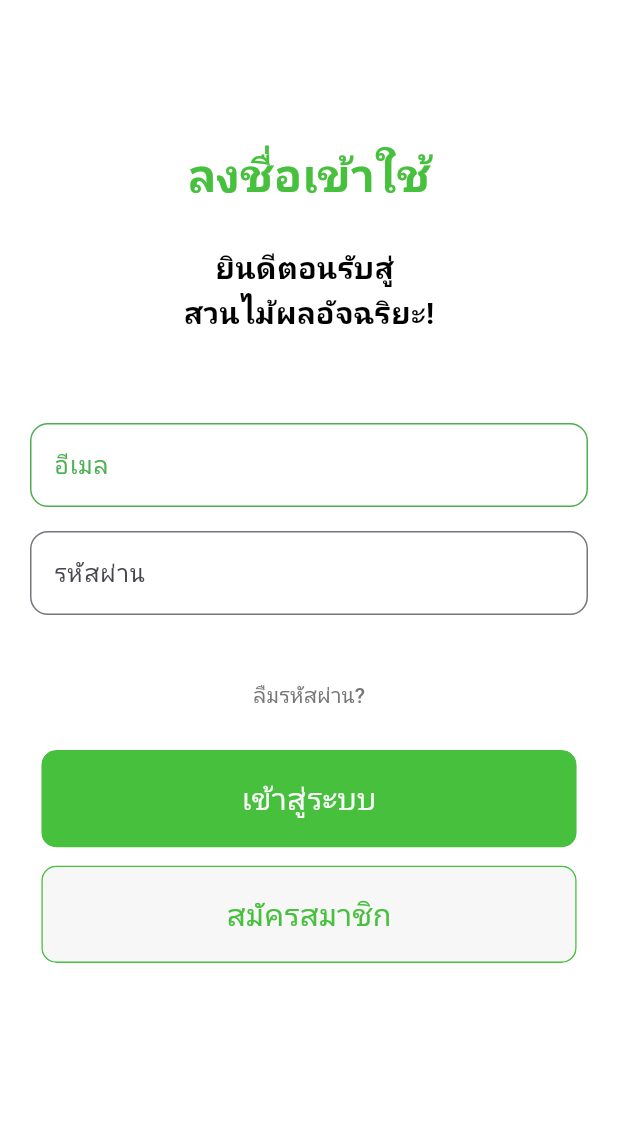
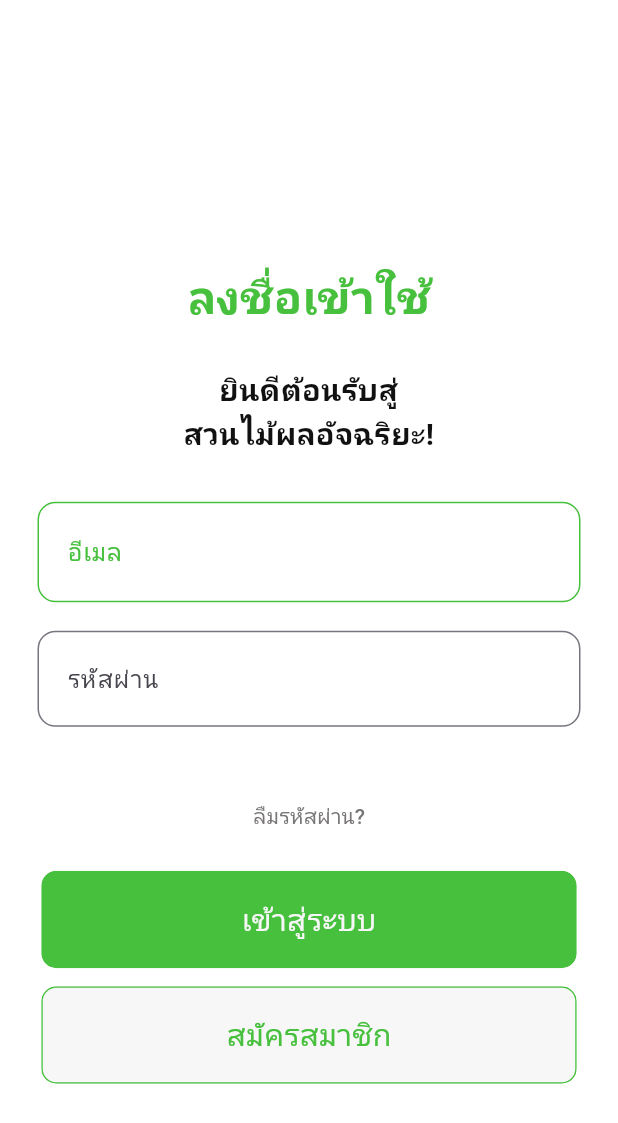
Before and after one commit to Praewawawa/chemicalsprayingchemicalspraying-App, a Flutter app: the LoginPage screen opened by its route, on a phone screen of 412 x 824 dp. Shown: the top 1123 px of the screen. Run offline on Flutter 3.47's test engine with Material 3 defaults, Android fonts, the phone set to English and light mode, and no system bars; our stand-ins replace auto_route, flutter_bloc, flutter_map, google_maps_flutter, latlong2, percent_indicator and 1 more; accounts and stored records are empty.

Commit message:
Initial commit

```diff
--- a/lib/constants/colors.dart
+++ b/lib/constants/colors.dart
@@ -3,6 +3,6 @@ import 'package:flutter/material.dart';
 const Color mainColor = Color.fromRGBO(71, 192, 61, 1); // สีหลัก
 const Color mainColorLight = Color.fromRGBO(71, 192, 61, 0.5); // สีหลักอ่อน
 const Color whiteColor = Color.fromRGBO(247, 247, 247, 1); // สีขาว
-const Color blackColor = Color.fromRGBO(247, 247, 247, 1); // สีดำ
+const Color blackColor = Color.fromRGBO(17, 17, 17, 100); // สีดำ
 const Color grayColor = Color.fromRGBO(74, 74, 74, 1); // สีเทา
 const Color redColor = Color.fromRGBO(241, 52, 55, 1); // สีแดง
--- a/lib/screen/createaccount.dart
+++ b/lib/screen/createaccount.dart
@@ -3,6 +3,7 @@ import 'package:flutter/material.dart';
 import 'package:chemicalspraying/components/app_button.dart';
 import 'package:chemicalspraying/router/routes.gr.dart';
 import 'package:chemicalspraying/components/cardInfo.dart';
+import 'package:chemicalspraying/constants/colors.dart';
 
 @RoutePage( name: 'CreateAccountRoute')
 class CreateAccountPage extends StatelessWidget {
@@ -158,7 +159,7 @@ Widget build(BuildContext context) {
                         mainAxisSize: MainAxisSize.min,
                         children: [
                           const Icon(Icons.check_circle,
-                              color: Colors.green, size: 60),
+                              color: mainColor, size: 40),
                           const SizedBox(height: 16),
                           const Text(
                             'สมัครสมาชิกสำเร็จ!',
@@ -174,7 +175,7 @@ Widget build(BuildContext context) {
                                 },
                                 style: ElevatedButton.styleFrom(
                                   backgroundColor: Colors.grey[300],
-                                  minimumSize: const Size(129, 42),
+                                  minimumSize: const Size(115, 42),
                                   shape: RoundedRectangleBorder(
                                     borderRadius: BorderRadius.circular(8.42),
                                   ),
@@ -188,8 +189,8 @@ Widget build(BuildContext context) {
                                   context.router.replaceNamed('/otplogin');
                                 },
                                 style: ElevatedButton.styleFrom(
-                                  backgroundColor: Colors.green,
-                                  minimumSize: const Size(129, 42),
+                                  backgroundColor: mainColor,
+                                  minimumSize: const Size(115, 42),
                                   shape: RoundedRectangleBorder(
                                     borderRadius: BorderRadius.circular(8.42),
                                   ),
--- a/lib/screen/login.dart
+++ b/lib/screen/login.dart
@@ -3,240 +3,140 @@ import 'package:flutter/material.dart';
 import 'package:flutter/widgets.dart';
 import 'package:chemicalspraying/router/routes.gr.dart'; // เปลี่ยน your_app_name ให้ตรงกับชื่อโปรเจกต์
 import 'package:chemicalspraying/components/app_button.dart';
+import 'package:chemicalspraying/constants/colors.dart'; // เปลี่ยนให้ตรงกับที่เก็บสีในโปรเจกต์ของคุณ
 
 
 @RoutePage()
 class LoginPage extends StatelessWidget {
   const LoginPage({super.key});
-
 @override
 Widget build(BuildContext context) {
-    var _emailController;
-    var _passwordController;
+  // ✅ ประกาศ Controller ไว้ด้านบน
+  final TextEditingController _emailController = TextEditingController();
+  final TextEditingController _passwordController = TextEditingController();
+
   return Scaffold(
     backgroundColor: Colors.white,
-      body: SingleChildScrollView(
+    body: Center( // ✅ จัดกลางทั้งแนวตั้งแนวนอน
+      child: SingleChildScrollView(
         child: Padding(
           padding: const EdgeInsets.all(20.0),
           child: Form(
             child: Column(
+              crossAxisAlignment: CrossAxisAlignment.center, // ตรงกลางแนวนอน
+              mainAxisSize: MainAxisSize.min,
               children: <Widget>[
-                SizedBox(
-                  height: 75,
-                ),
-                Container(
-                  child: Text(
+                const SizedBox(height: 75),
+                Text(
                   "ลงชื่อเข้าใช้",
                   style: TextStyle(
                     fontWeight: FontWeight.bold,
-                        color: Color.fromRGBO(71, 192, 61, 1),
-                        fontSize: 30),
+                    color: mainColor,
+                    fontSize: 30,
                   ),
                 ),
-                SizedBox(
-                  height: 26,
-                ),
-                Container(
-                  child: Text(
-                    '\t\t\t\t'"ยินดีตอนรับสู่\nสวนไม้ผลอัจฉริยะ!",
+                const SizedBox(height: 26),
+                const Text(
+                  'ยินดีต้อนรับสู่\nสวนไม้ผลอัจฉริยะ!',
+                  textAlign: TextAlign.center,
                   style: TextStyle(
                     fontWeight: FontWeight.bold,
-                        color: Colors.black,
-                        fontSize: 20),
+                    color: blackColor,
+                    fontSize: 20,
                   ),
                 ),
+
+                const SizedBox(height: 30),
+
+                // ✅ Email Field
                 SizedBox(
-                  height: 58,
-                ),
-                // Email Field
-                TextField(
+                  width: 362,
+                  height: 70,
+                  child: TextField(
+                    controller: _emailController,
                     decoration: InputDecoration(
                       labelText: 'อีเมล',
-                    labelStyle: const TextStyle(color: Colors.green),
+                      labelStyle: const TextStyle(color: mainColor, fontSize: 16),
+                      contentPadding: const EdgeInsets.symmetric(horizontal: 16, vertical: 20),
                       enabledBorder: OutlineInputBorder(
-                      borderSide: const BorderSide(color: Colors.green),
+                        borderSide: const BorderSide(color: mainColor),
                         borderRadius: BorderRadius.circular(12.0),
                       ),
                       focusedBorder: OutlineInputBorder(
-                      borderSide: const BorderSide(color: Colors.green, width: 2),
+                        borderSide: const BorderSide(color: mainColor, width: 2),
                         borderRadius: BorderRadius.circular(12.0),
                       ),
                     ),
+                    style: const TextStyle(fontSize: 18),
                   ),
+                ),
+
                 const SizedBox(height: 16),
 
-                // Password Field
-                TextField(
+                // ✅ Password Field
+                SizedBox(
+                  width: 362,
+                  height: 70,
+                  child: TextField(
+                    controller: _passwordController,
                     obscureText: true,
                     decoration: InputDecoration(
                       hintText: 'รหัสผ่าน',
                       suffixText: 'ลืมรหัสผ่าน',
                       suffixStyle: const TextStyle(color: Colors.grey),
+                      contentPadding: const EdgeInsets.symmetric(horizontal: 16, vertical: 20),
                       border: OutlineInputBorder(
                         borderRadius: BorderRadius.circular(12.0),
                       ),
                     ),
-                ),
-                const SizedBox(height: 30),
-                /*TextFormField(
-                  controller: _emailController,
-                  decoration: InputDecoration(
-                    labelText: 'อีเมล',
-                    border: OutlineInputBorder(
-                      borderRadius: BorderRadius.circular(8.0),
+                    style: const TextStyle(fontSize: 16),
                   ),
                 ),
-                ),
-                SizedBox(height: 20.0),
-                TextFormField(
-                  controller: _passwordController,
-                  decoration: InputDecoration(
-                    labelText: 'รหัสผ่าน',
-                    border: OutlineInputBorder(
-                      borderRadius: BorderRadius.circular(8.0),
-                    ),
-                  ),
-                  obscureText: true,
-                ),
-                SizedBox(
-                  height: 9,
-                ),*/
 
+                const SizedBox(height: 30),
+
+                // ✅ Forgot Password
                 TextButton(
                   onPressed: () {
                     context.router.push(const ForgotPasswordRoute());
                   },
-                      child: Text(
+                  child: const Text(
                     "ลืมรหัสผ่าน?",
                     style: TextStyle(
-                          color: Color.fromRGBO(121, 118, 118, 1), fontSize: 14),
+                      color: Color.fromRGBO(121, 118, 118, 1),
+                      fontSize: 14,
                     ),
                   ),
+                ),
+
                 const SizedBox(height: 12),
-                    AppButton(title: "เข้าสู่ระบบ",
+
+                // ✅ ปุ่มเข้าสู่ระบบ
+                AppButton(
+                  title: "เข้าสู่ระบบ",
                   width: 357,
                   height: 65,
                   onPressed: () {
                     context.router.replaceNamed('/addprofile');
                     print("เข้าสู่ระบบ");
-                    }),
+                  },
+                ),
+
                 const SizedBox(height: 12),
-                    AppButton(title: "สมัครสมาชิก",
+
+                // ✅ ปุ่มสมัครสมาชิก
+                AppButton(
+                  title: "สมัครสมาชิก",
                   width: 357,
                   height: 65,
-                    type: ButtonType.outlined, onPressed: () {
+                  type: ButtonType.outlined,
+                  onPressed: () {
                     context.router.replaceNamed('/createaccount');
                     print("สมัครสมาชิก");
-                    }),
-                    // Login Button
-
-                /*SizedBox(
-                  height: 109,
+                  },
                 ),
-                Container(
-                  height: 65,
-                  width: 357,
-                  child: ElevatedButton(
-                    style: ButtonStyle(
-                        backgroundColor: MaterialStateProperty.all(
-                            Color.fromRGBO(71, 192, 61, 1))),
-                    onPressed: () {
-                      context.router.replaceNamed('/addprofile');
-                    },
-                    child: Text(
-                      "เข้าสู่ระบบ",
-                      style: TextStyle(color: Colors.white, fontSize: 20, fontWeight: FontWeight.bold),
+              ],
             ),
-                  ),
-                ),
-                SizedBox(
-                  height: 20,
-                ),
-                Container(
-                  height: 55,
-                  width: 357,
-                  decoration: BoxDecoration(
-                    border: Border.all(
-                      color: Color.fromRGBO(71, 192, 61, 1),
-                      width: 2.5,
-                    ),
-                    borderRadius: BorderRadius.circular(12.0),
-                  ),
-                  child: Material(
-                    color: Colors.white,
-                    borderRadius: BorderRadius.circular(12.0),
-                    child: InkWell(
-                      onTap: () {
-                        context.router.replaceNamed('/createaccount');
-                      },
-                      borderRadius: BorderRadius.circular(12.0),
-                      child: Center(
-                        child: Text(
-                          'สมัครสมาชิก',
-                          style: TextStyle(
-                              color: Colors.black,
-                              fontWeight: FontWeight.bold,
-                              fontSize: 18),
-                        ),
-                      ),
-                    ),
-                  ),
-                ),*/
-
-                /*SizedBox(
-                  height: 109,
-                ),
-                Container(
-                  height: 65,
-                  width: 357,
-                  child: ElevatedButton(
-                    style: ButtonStyle(
-                        backgroundColor: MaterialStateProperty.all(
-                            Color.fromRGBO(71, 192, 61, 1))),
-
-                    onPressed: () {
-                      context.router.replaceNamed('/addprofile');
-                    },
-                    child: Text(
-                      "เข้าสู่ระบบ",
-                      style: TextStyle(color: Colors.white, fontSize: 20),
-                    ),
-                  ),
-                ),
-                SizedBox(
-                  height: 30,
-                ),
-                Container(
-                  height: 41,
-                  width: 357,
-                  decoration: BoxDecoration(
-                    border: Border.all(
-                      color: Color.fromRGBO(71, 192, 61, 1), // สีกรอบ
-                      width: 2.5, // ความหนาของกรอบ
-                    ),
-                    borderRadius: BorderRadius.circular(10.0), // มุมโค้งมน
-                  ),
-                  child: Material(
-                    color: Colors.white, // สีปุ่ม
-                    child: InkWell(
-                      onTap: () {
-                        context.router.replaceNamed('/createaccount');
-                      },
-                      child: Center(
-                        child: Text('สร้างบัญชี',style: TextStyle(color: Colors.black,fontWeight: FontWeight.bold,fontSize: 14)),
-                      ),
-                    ),
-                  ),
-                ),
-                SizedBox(
-                  height: 194,
-                ),*/
-                /*TextButton(
-                  onPressed: () {},
-                  child: Text('Don\'t have an Account? ' 'Sign up',
-                      style: TextStyle(color: Colors.black, fontSize: 14)),
-                ),*/
-              ],
           ),
         ),
       ),
--- a/lib/screen/otplogin.dart
+++ b/lib/screen/otplogin.dart
@@ -1,6 +1,8 @@
 import 'package:auto_route/auto_route.dart';
 import 'package:flutter/material.dart';
-import 'package:chemicalspraying/router/routes.gr.dart'; // ✅ แก้ให้ถูก
+import 'package:chemicalspraying/router/routes.gr.dart';
+import 'package:chemicalspraying/constants/colors.dart'; // เปลี่ยนให้ตรงกับที่เก็บสีในโปรเจกต์ของคุณ
+import 'package:chemicalspraying/components/app_button.dart'; // เปลี่ยนให้ตรงกับที่เก็บปุ่มในโปรเจกต์ของคุณ
 
 @RoutePage(name: 'OTPLoginRoute') // ใช้ @RoutePage() เพื่อให้ AutoRoute สร้างเส้นทางสำหรับหน้า
 class OTPLoginPage  extends StatelessWidget {
@@ -62,52 +64,67 @@ class OTPLoginPage  extends StatelessWidget {
           ),
           const SizedBox(height: 10),
           TextButton(
-              onPressed: () {},
+            onPressed: () {
+              // TODO: เพิ่มฟังก์ชันส่งรหัสอีกครั้ง
+            },
             child: const Text(
               'หากคุณไม่ได้รับรหัส, กดส่งอีกครั้ง',
-                style: TextStyle(color: Colors.green, fontSize: 14),
+              style: TextStyle(color: mainColor, fontSize: 14),
             ),
           ),
-            ElevatedButton(
-              style: ElevatedButton.styleFrom(
-                backgroundColor: Color(0xFF3AC14D), // สีเขียวแบบใน figma
-                minimumSize: Size(double.infinity, 48), // เต็มความกว้าง และสูง 48
-                shape: RoundedRectangleBorder(
-                  borderRadius: BorderRadius.circular(8),
-                ),
-              ),
+
+          const SizedBox(height: 20),
+
+          // ✅ เปลี่ยนปุ่มเป็น AppButton
+          AppButton(
+            title: "ยืนยัน",
+            width: 348.24,
+            height: 58.92,
             onPressed: () async {
-                // Show Popup
+              // แสดง popup
+              // ใช้ showDialog เพื่อแสดง popup
             showDialog(
             context: context,
             barrierDismissible: false,
             builder: (context) => AlertDialog(
               shape: RoundedRectangleBorder(
-                      borderRadius: BorderRadius.circular(16),
+                borderRadius: BorderRadius.circular(26),
               ),
-                    content: Column(
+              content: SizedBox(
+                width: 314.15, // กำหนดขนาดกล่อง dialog
+                height: 402.94,
+                child: Column(
                   mainAxisSize: MainAxisSize.min,
+                  mainAxisAlignment: MainAxisAlignment.center, // ตรงกลางแนวตั้ง
+                  crossAxisAlignment: CrossAxisAlignment.center, // ตรงกลางแนวนอน
                   children: [
-                        Icon(Icons.verified, color: Colors.green, size: 80),
-                        const SizedBox(height: 16),
-                        const Text("สมัครสมาชิกสำเร็จ", style: TextStyle(fontWeight: FontWeight.bold)),
+                    Icon(Icons.verified, color: mainColor, size: 180), // ✅ แก้ตรงนี้
+                    const SizedBox(height: 20),
+                    const Text(
+                      "สมัครสมาชิกสำเร็จ",
+                      style: TextStyle(
+                        fontWeight: FontWeight.bold,
+                        fontSize: 29,
+                        color: Colors.black, // ✅ หรือใช้ blackColor ถ้าเคยประกาศไว้
+                      ),
+                      textAlign: TextAlign.center,
+                    ),
                   ],
+                ),
               ),
             ),
           );
 
+
+
+              // รอ 2 วินาที แล้วเปลี่ยนหน้า
               await Future.delayed(const Duration(seconds: 2));
               if (context.mounted) {
-                  Navigator.of(context).pop();
+                Navigator.of(context).pop(); // ปิด popup
+                context.router.replaceNamed('/login'); // ไปหน้า login
               }
-                context.router.replaceNamed('/login');
             },
-              child: const Text(
-                'ยืนยัน',
-                style: TextStyle(fontSize: 16),
           ),
-            ),
-
         ],
       ),
     ),
```
Lines whose indentation alone changed are shown as unchanged.
